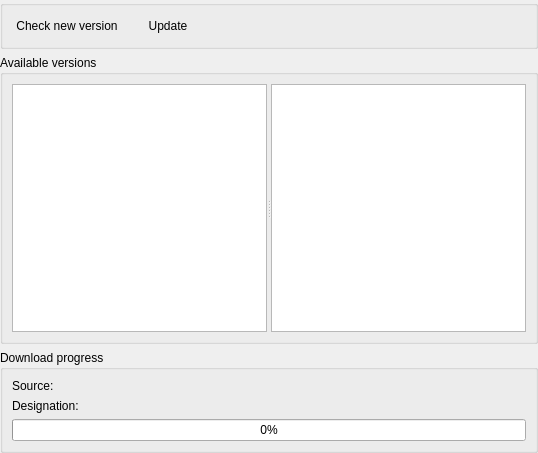
Old version of the form src/gui/updaterwidget.ui in the repository panter-dsd/UniversalUpdater.
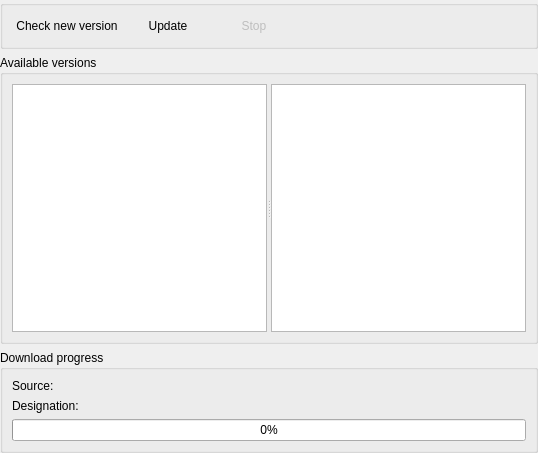
New version of the form.

Commit message: UpdaterWidget: stopButton is added.

Diff of the .ui file:
```diff
--- a/src/gui/updaterwidget.ui
+++ b/src/gui/updaterwidget.ui
@@ -49,6 +49,19 @@
         </property>
        </widget>
       </item>
+      <item>
+       <widget class="QPushButton" name="stopButton">
+        <property name="enabled">
+         <bool>false</bool>
+        </property>
+        <property name="text">
+         <string>Stop</string>
+        </property>
+        <property name="flat">
+         <bool>true</bool>
+        </property>
+       </widget>
+      </item>
       <item>
        <spacer name="horizontalSpacer">
         <property name="orientation">
```
The commit also changes 2 other files.
